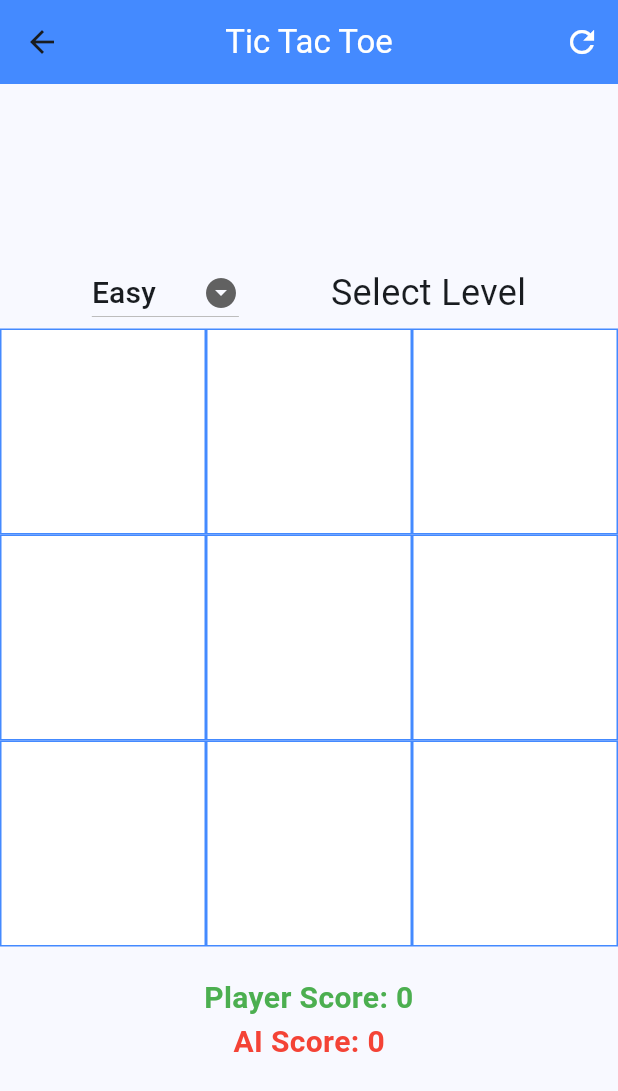
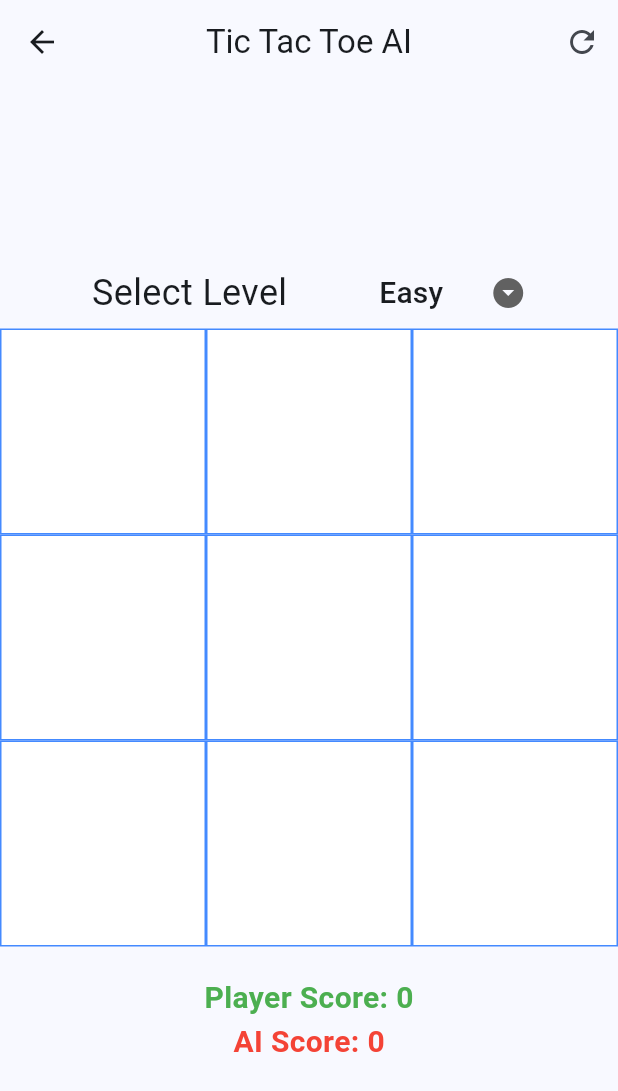
Before and after one commit to RekanAnwar/tic_tac_toc_game, a Flutter app: the MainNavigation screen opened directly, after a tap on "Play with AI", on a phone screen of 412 x 824 dp. Shown: the top 1091 px of the screen. Run offline on Flutter 3.47's test engine with Material 3 defaults, Android fonts, the phone set to English and light mode, and no system bars; our stand-ins replace cloud_firestore, equatable, firebase_auth, firebase_core, flutter_riverpod, riverpod; accounts and stored records are empty.

Commit message:
Refine AI Game Page UI and Navigation Icons
- Update main navigation icons for Players and Ranking
- Improve AI game page dialog messages with more engaging text
- Simplify game page app bar and dropdown button styling
- Adjust game level selection layout and text

```diff
--- a/lib/views/game/game_page_ai.dart
+++ b/lib/views/game/game_page_ai.dart
@@ -23,12 +23,12 @@ class _TicTacToePageState extends ConsumerState<GamePageAI> {
         _winner = _game.checkWinner();
         if (_winner == 'X') {
           _playerWins++;
-          _showWinDialog('Congratulations! You won!');
+          _showWinDialog('Victory! You are the winner!');
         } else if (_winner == 'O') {
           _aiWins++;
-          _showWinDialog('AI won! Better luck next time!');
+          _showWinDialog('Game Over - AI is victorious!');
         } else if (_winner == 'Tie') {
-          _showWinDialog('It\'s a tie!');
+          _showWinDialog('Draw! The game is tied.');
         }
 
         if (_winner == '' && _currentPlayer == 'X') {
@@ -38,9 +38,9 @@ class _TicTacToePageState extends ConsumerState<GamePageAI> {
           _winner = _game.checkWinner();
           if (_winner == 'O') {
             _aiWins++;
-            _showWinDialog('You couldn\'t win this game');
+            _showWinDialog('Defeat! The AI has won this round.');
           } else if (_winner == 'Tie') {
-            _showWinDialog('It\'s a tie!');
+            _showWinDialog('Draw! The game is tied.');
           }
           _currentPlayer = 'X';
         }
@@ -53,17 +53,11 @@ class _TicTacToePageState extends ConsumerState<GamePageAI> {
       context: context,
       builder: (BuildContext context) {
         return AlertDialog(
-          title: const Text(
-            'Game Over',
-            textAlign: TextAlign.right,
-          ),
+          title: const Text('Game Over'),
           content: Text(message, textAlign: TextAlign.center),
           actions: <Widget>[
             ElevatedButton(
-              child: const Text(
-                'Play Again',
-                textAlign: TextAlign.right,
-              ),
+              child: const Text('Play Again'),
               onPressed: () {
                 Navigator.of(context).pop();
                 _resetGame();
@@ -88,19 +82,15 @@ class _TicTacToePageState extends ConsumerState<GamePageAI> {
   Widget build(BuildContext context) {
     return Scaffold(
       appBar: AppBar(
-          title: const Text(
-            'Tic Tac Toe',
-            style: TextStyle(color: Colors.white),
-          ),
+        title: const Text('Tic Tac Toe AI'),
         centerTitle: true,
-          backgroundColor: Colors.blueAccent,
         actions: <Widget>[
           IconButton(
             icon: const Icon(Icons.refresh),
-              color: Colors.white,
             onPressed: _resetGame,
           )
-          ]),
+        ],
+      ),
       body: Column(
         mainAxisAlignment: MainAxisAlignment.center,
         children: <Widget>[
@@ -109,11 +99,14 @@ class _TicTacToePageState extends ConsumerState<GamePageAI> {
               Row(
                 mainAxisAlignment: MainAxisAlignment.spaceEvenly,
                 children: [
-                  DropdownButton(
+                  const Text(
+                    'Select Level',
+                    style: TextStyle(fontSize: 24),
+                  ),
+                  DropdownButtonHideUnderline(
+                    child: DropdownButton(
                       value: diffcult,
-                      autofocus: true,
                       hint: const Text('level'),
-                      menuMaxHeight: 400,
                       icon: const Icon(Icons.arrow_drop_down_circle),
                       items: [
                         const DropdownMenuItem(
@@ -133,7 +126,8 @@ class _TicTacToePageState extends ConsumerState<GamePageAI> {
                           child: Text(
                             'Easy',
                             style: TextStyle(fontSize: 20),
-                            )),
+                          ),
+                        ),
                       ],
                       onChanged: (value) {
                         setState(() {
@@ -141,10 +135,8 @@ class _TicTacToePageState extends ConsumerState<GamePageAI> {
                           setState(() {});
                           // _resetGame();
                         });
-                      }),
-                  const Text(
-                    'Select Level',
-                    style: TextStyle(fontSize: 24),
+                      },
+                    ),
                   ),
                 ],
               ),
@@ -154,7 +146,6 @@ class _TicTacToePageState extends ConsumerState<GamePageAI> {
           const SizedBox(height: 20),
           Text(
             'Player Score: $_playerWins',
-            textAlign: TextAlign.right,
             style: const TextStyle(
                 fontSize: 20, fontWeight: FontWeight.bold, color: Colors.green),
           ),
--- a/lib/views/main_navigation.dart
+++ b/lib/views/main_navigation.dart
@@ -31,11 +31,11 @@ class _MainNavigationState extends ConsumerState<MainNavigation> {
         onDestinationSelected: (index) => currentIndexNotifier.state = index,
         destinations: const [
           NavigationDestination(
-            icon: Icon(Icons.home_outlined),
-            label: 'Home',
+            icon: Icon(Icons.people_outline),
+            label: 'Players',
           ),
           NavigationDestination(
-            icon: Icon(Icons.leaderboard),
+            icon: Icon(Icons.leaderboard_outlined),
             label: 'Ranking',
           ),
           NavigationDestination(
```
Lines whose indentation alone changed are shown as unchanged.
